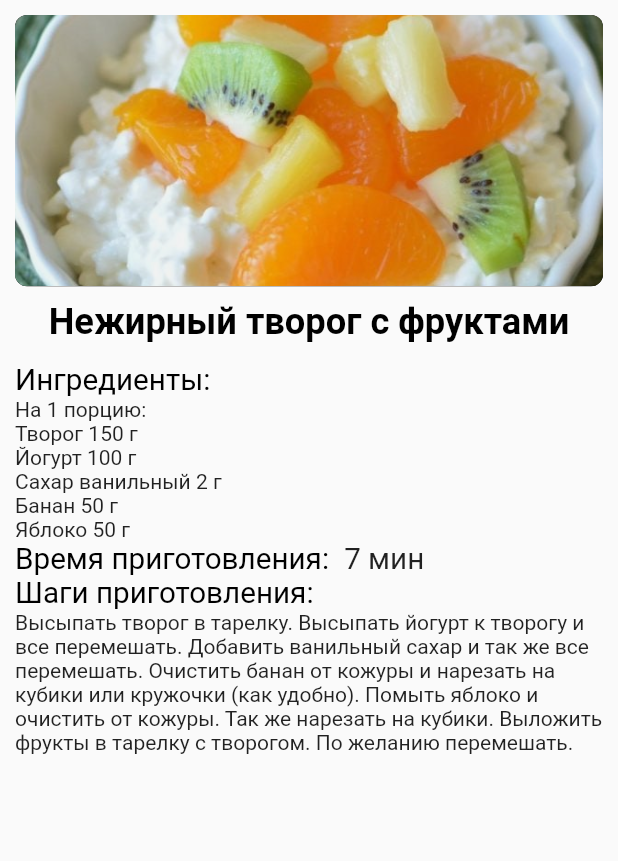
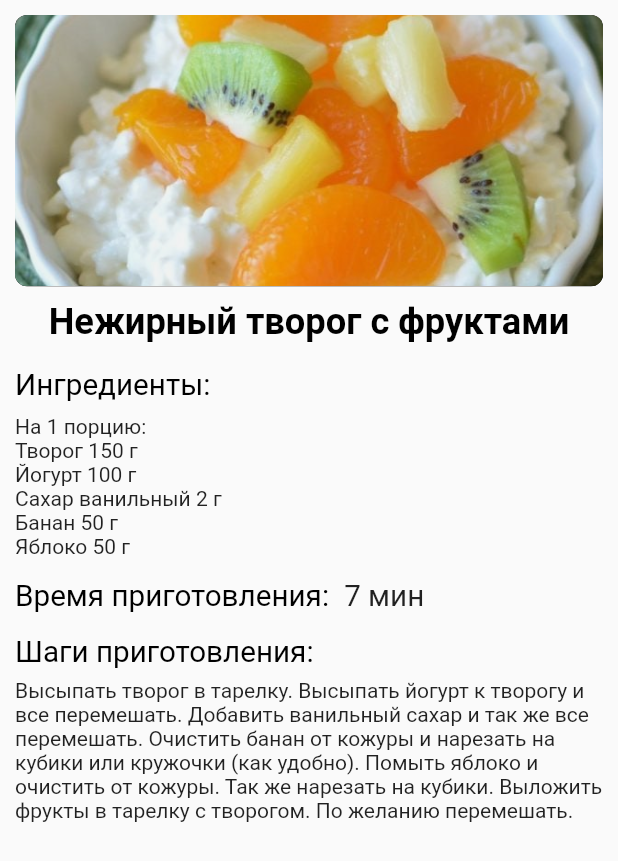
Before and after one commit to MrSolo501/Health-Helper, a Flutter app: the DescriptionRecipe widget shown alone on an empty page, opened directly, on a phone screen of 412 x 824 dp. Shown: the top 861 px of the screen. Run offline on Flutter 3.47's test engine with Material 2 defaults, Android fonts, the phone set to English and light mode, and no system bars; our stand-ins replace flutter_screenutil, get.

Commit message:
подкорректировал текст в рецептах

```diff
--- a/lib/pages/diet.dart
+++ b/lib/pages/diet.dart
@@ -1,3 +1,4 @@
+
 import 'package:flutter/material.dart';
 import 'package:flutter_screenutil/flutter_screenutil.dart';
 import 'package:health_helper/pages/diet_pages/breakfast_page.dart';
--- a/lib/recipe/extened_recipe.dart
+++ b/lib/recipe/extened_recipe.dart
@@ -38,14 +38,16 @@ class DescriptionRecipe extends StatelessWidget {
                     color: Colors.black,
                     fontSize: 22.sp,
                     fontWeight: FontWeight.bold))),
-        SizedBox(height: 12.sp),
+        SizedBox(height: 15.sp),
         Padding(
             padding: EdgeInsets.symmetric(horizontal: 10.h),
             child: Text('Ингредиенты:',
                 style: TextStyle(color: Colors.black, fontSize: 18.sp))),
+        SizedBox(height: 7.sp),
         Padding(
             padding: EdgeInsets.symmetric(horizontal: 10.h),
             child: Text(ingridients)),
+        SizedBox(height: 13.sp),
         Row(children: [
           Padding(
               padding: EdgeInsets.symmetric(horizontal: 10.h),
@@ -56,14 +58,15 @@ class DescriptionRecipe extends StatelessWidget {
             style: TextStyle(fontSize: 18.sp),
           )
         ]),
+        SizedBox(height: 13.sp),
         Padding(
             padding: EdgeInsets.symmetric(horizontal: 10.h),
             child: Text('Шаги приготовления:',
                 style: TextStyle(color: Colors.black, fontSize: 18.sp))),
+        SizedBox(height: 5.sp),
         Padding(
             padding: EdgeInsets.symmetric(horizontal: 10.h),
-            child: Text(
-                Stepscooking))
+            child: Text(Stepscooking))
       ],
     );
   }
```
